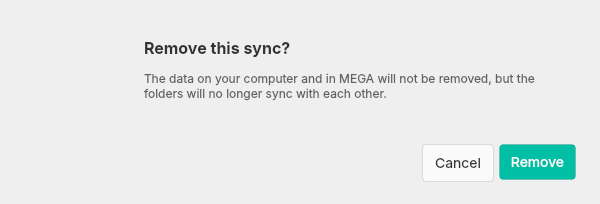
The window that src/MEGASync/syncs/gui/Twoways/linux/RemoveSyncConfirmationDialog.ui (meganz/MEGAsync) describes before a commit, drawn with Qt 5.
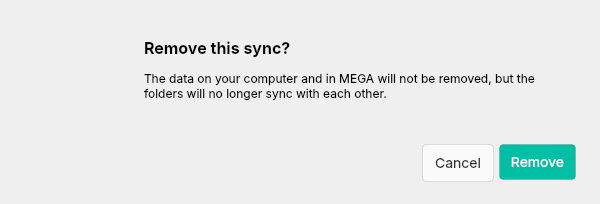
The same window after the commit. Icons and pictures are not drawn.

Commit message: SNC-4733 : Remove hardcoded colors on stylesheet, will be applied default tokenized colors.

What changed in the file:
```diff
--- a/src/MEGASync/syncs/gui/Twoways/linux/RemoveSyncConfirmationDialog.ui
+++ b/src/MEGASync/syncs/gui/Twoways/linux/RemoveSyncConfirmationDialog.ui
@@ -121,7 +121,6 @@
     align-self: stretch;
 
 	/* Typography */
-    color: #BF303233;
     font-family: Inter;
     font-size: 12px;
     font-style: normal;
@@ -136,9 +135,6 @@
 	/* Layout */
 	align-self: stretch;
 
-	/* Typography */
-    color: #303233;
-
 	/* Label 2/Semibold */
     font-family: Inter;
     font-size: 16px;
```
